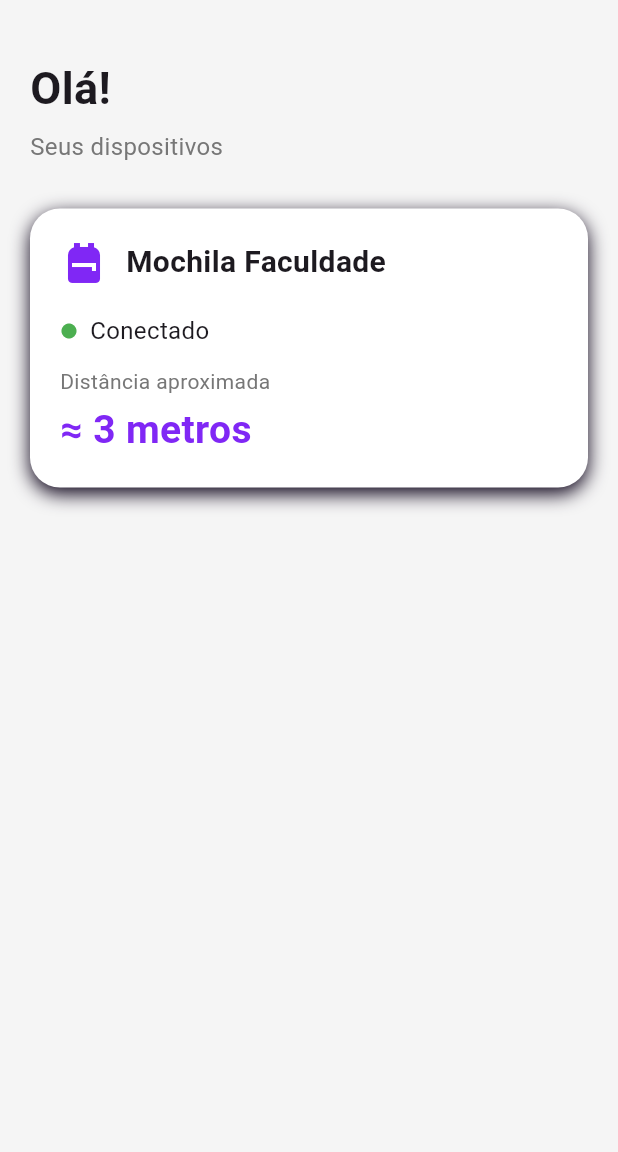
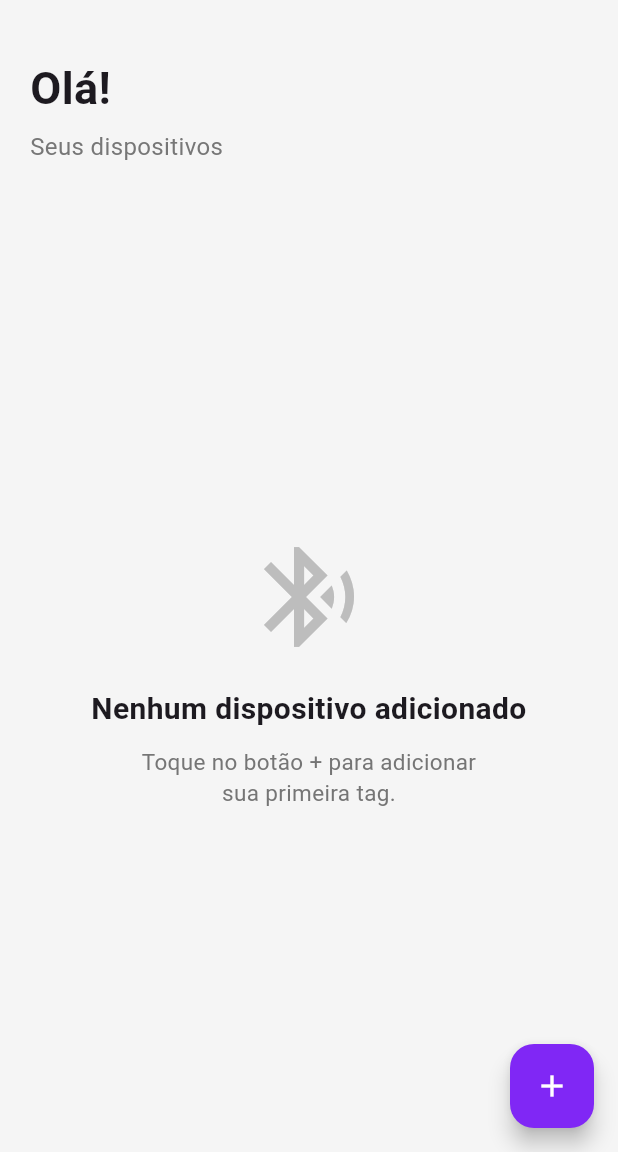
Before and after one commit to Laylateles/Aplicativo_Flutter, a Flutter app: the screen it shows after launch, on a phone screen of 412 x 824 dp, the part 84-1236 px from its top. Run offline on Flutter 3.47's test engine with Material 3 defaults, Android fonts, the phone set to English and light mode, and no system bars; our stand-ins replace flutter_svg; Roboto replaces fonts that are missing (Poppins).

Commit message:
feito, as telas de adicionar dispositivo

```diff
--- a/projeto_fetin/lib/telas/home/tela_home.dart
+++ b/projeto_fetin/lib/telas/home/tela_home.dart
@@ -1,4 +1,5 @@
 import 'package:flutter/material.dart';
+import 'tela_adicionar_dispositivo.dart';
 import 'package:projeto_fetin/tema/app_cores.dart';
 
 class TelaHome extends StatelessWidget {
@@ -59,95 +60,61 @@ class TelaHome extends StatelessWidget {
                   color: AppCores.cinza,
                 ),
               ),
-              const SizedBox(height: 30),
-
-              Container(// aqui é o container do dispositivo, ele tem uma cor de fundo, borda arredondada e sombra -- a caixa que contem as informações da tag que o usuario cadastrou
-                width: double.infinity,
-                padding: const EdgeInsets.all(20),
-
-                decoration: BoxDecoration(
-                  color: AppCores.branco,
-                  borderRadius: BorderRadius.circular(20),
-                  boxShadow: [
-                    BoxShadow(
-                      color: AppCores.berandoPreto,
-                      blurRadius: 10,
-                      offset: Offset(0, 4),
-                    ),
-                  ],
+              const SizedBox(height: 40),
+              Expanded(
+                child: Center(
+                  child: Column(
+                    mainAxisSize: MainAxisSize.min,
+                    children: [
+                      Icon(
+                        Icons.bluetooth_searching,//icone do bluethoot
+                        size: 80,
+                        color: Colors.grey.shade400,
                       ),
 
-                child: Column(
-                  crossAxisAlignment: CrossAxisAlignment.start,
+                      const SizedBox(height: 20),
 
-                  children: [
-                    Row(
-                      children: const [
-
-                        Icon(
-                          Icons.backpack,// icone da mochila
-                          color: AppCores.roxoMeioTermo,
-                          size: 32,
-                        ),
-
-                        SizedBox(width: 12),
-
-                        Text(
-                          "Mochila Faculdade",
+                      const Text(
+                        "Nenhum dispositivo adicionado",
+                        textAlign: TextAlign.center,
                         style: TextStyle(
                           fontSize: 20,
                           fontWeight: FontWeight.bold,
                         ),
                       ),
-                      ],
-                    ),
-                    const SizedBox(height: 18),
-                    Row(
-                      children: const [
 
-                        Icon(
-                          Icons.circle,
-                          color: Colors.green,// porque ta conectado
-                          size: 12,
-                        ),
-
-                        SizedBox(width: 8),
+                      const SizedBox(height: 10),
 
                       Text(
-                          "Conectado",
+                        "Toque no botão + para adicionar\nsua primeira tag.",
+                        textAlign: TextAlign.center,
                         style: TextStyle(
-                            fontSize: 16,
-                          ),
-                        ),
-                      ],
-                    ),
-                    const SizedBox(height: 12),
-                    const Text(
-                      "Distância aproximada",
-
-                      style: TextStyle(
-                        color: AppCores.cinza,
-                      ),
-                    ),
-
-                    const SizedBox(height: 4),
-
-                    const Text(
-                      "≈ 3 metros",
-
-                      style: TextStyle(
-                        fontSize: 26,
-                        fontWeight: FontWeight.bold,
-                        color: AppCores.roxoMeioTermo,
-                      ),
-                    ),
-                  ],
+                          fontSize: 15,
+                          height: 1.4,
+                          color: Colors.grey.shade600,
                         ),
                       ),
                     ],
                   ),
                 ),
               ),
+            ],
+          ),
+        ),
+      ),
+      floatingActionButton: FloatingActionButton(
+        onPressed: () {
+          Navigator.push(
+            context,
+            MaterialPageRoute(
+              builder: (context) => const TelaAdicionarDispositivo(),
+            ),
+          );
+        },
+        backgroundColor: AppCores.roxoMeioTermo,
+        foregroundColor: AppCores.branco,
+        child: const Icon(Icons.add),
+      ),
     );
   }
 }
--- a/projeto_fetin/lib/telas/inicio/tela_login.dart
+++ b/projeto_fetin/lib/telas/inicio/tela_login.dart
@@ -329,6 +329,7 @@ class _TelaLoginState extends State<TelaLogin> {
               ),
             ], // children -- tudo tem de estar aqui dentro
           ),
+
         ),
       ),
     );
```
Also changed, not shown: projeto_fetin/lib/telas/home/tela_adicionar_dispositivo.dart (added, +144 -0 lines), projeto_fetin/lib/telas/home/tela_nomear_dispositivo.dart (added, +118 -0 lines). Lines whose indentation alone changed are shown as unchanged.
